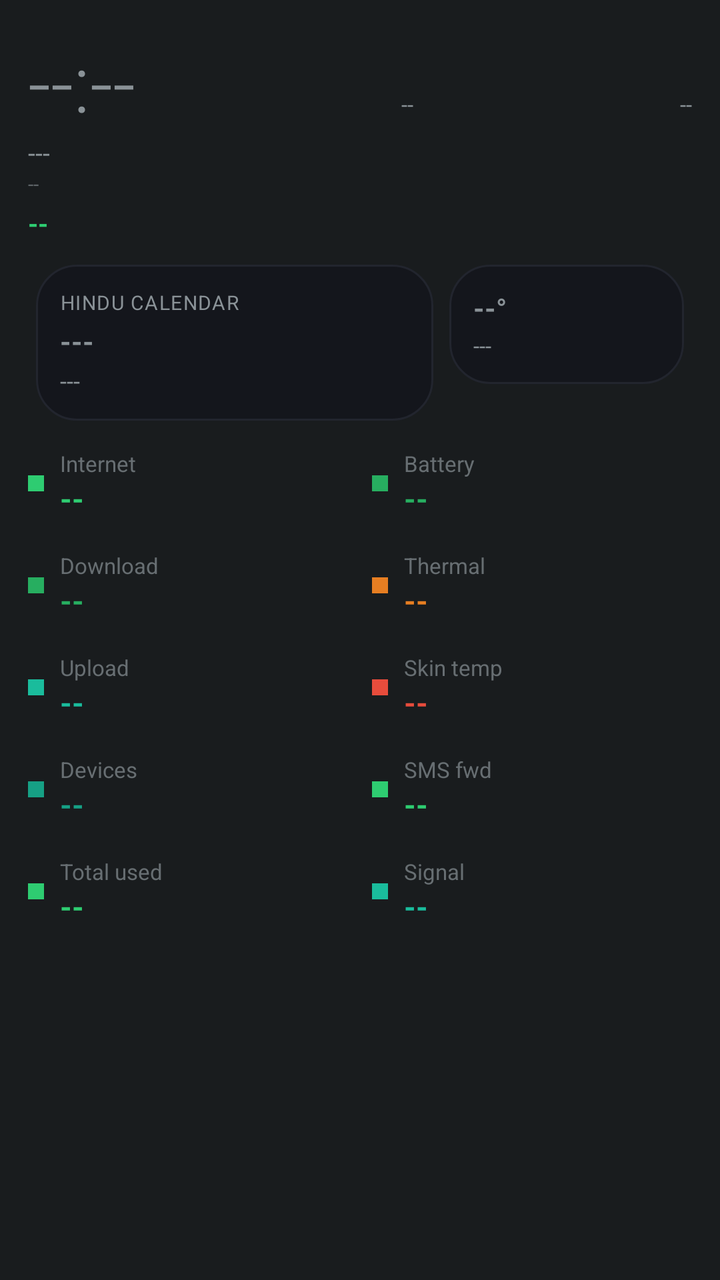
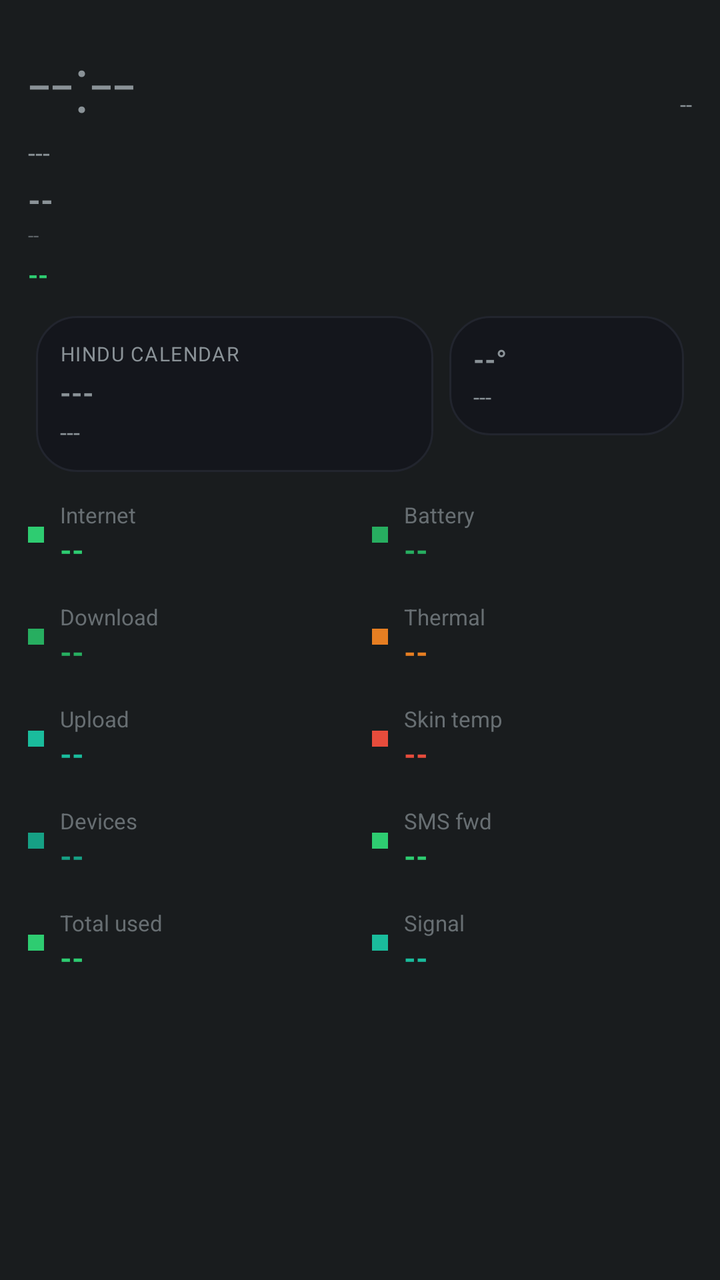

Compare the two renders of this Android layout. The source of the first and the diff that turns it into the second are given below.
<!-- AndroidManifest.xml: application theme android:Theme.DeviceDefault.NoActionBar -->
<!-- res/layout/aod_layout_nature_green.xml -->
<?xml version="1.0" encoding="utf-8"?>
<LinearLayout xmlns:android="http://schemas.android.com/apk/res/android"
    android:id="@+id/bg_root"
    android:layout_width="match_parent"
    android:layout_height="match_parent"
    android:orientation="vertical"
    android:padding="14dp">

    <LinearLayout
        android:layout_width="match_parent"
        android:layout_height="wrap_content"
        android:orientation="horizontal">

        <TextView
            android:id="@+id/clock"
            android:layout_width="wrap_content"
            android:layout_height="wrap_content"
            android:textSize="40sp"
            android:fontFamily="sans-serif-light"
            android:text="--:--" />

        <TextView
            android:id="@+id/net_type_badge"
            android:layout_width="0dp"
            android:layout_height="wrap_content"
            android:layout_weight="1"
            android:layout_gravity="top"
            android:gravity="end"
            android:textSize="11sp"
            android:text="--" />

        <TextView
            android:id="@+id/akd_badge"
            android:layout_width="0dp"
            android:layout_height="wrap_content"
            android:layout_weight="1"
            android:layout_gravity="top"
            android:gravity="end"
            android:textSize="11sp"
            android:text="--" />
    </LinearLayout>

    <TextView
        android:id="@+id/date"
        android:layout_width="wrap_content"
        android:layout_height="wrap_content"
        android:textSize="13sp"
        android:text="---" />

    <TextView
        android:id="@+id/perf_badge"
        android:layout_width="wrap_content"
        android:layout_height="wrap_content"
        android:textSize="10sp"
        android:alpha="0.6"
        android:text="--" />

    <TextView
        android:id="@+id/health_badge"
        android:layout_width="wrap_content"
        android:layout_height="wrap_content"
        android:layout_marginTop="4dp"
        android:textAllCaps="true"
        android:textStyle="bold"
        android:textSize="13sp"
        android:textColor="#2ecc71"
        android:text="--" />

    <TextView
        android:id="@+id/muhurat_badge"
        android:layout_width="wrap_content"
        android:layout_height="wrap_content"
        android:textSize="11sp"
        android:textStyle="bold"
        android:visibility="gone"
        android:text="--" />

    <LinearLayout
        android:layout_width="match_parent"
        android:layout_height="wrap_content"
        android:orientation="horizontal"
        android:layout_marginTop="8dp">

        <LinearLayout
            android:id="@+id/panchang_card"
            android:layout_width="0dp"
            android:layout_height="wrap_content"
            android:layout_weight="1.7"
            android:layout_margin="4dp"
            android:background="@drawable/bg_card"
            android:orientation="vertical"
            android:gravity="center_vertical"
            android:padding="12dp">

            <TextView
                android:id="@+id/panchang_header"
                android:layout_width="wrap_content"
                android:layout_height="wrap_content"
                android:textSize="10sp"
                android:textAllCaps="true"
                android:letterSpacing="0.05"
                android:text="Hindu calendar" />

            <TextView
                android:id="@+id/panchang_tithi"
                android:layout_width="match_parent"
                android:layout_height="wrap_content"
                android:layout_marginTop="3dp"
                android:textStyle="bold"
                android:maxLines="1"
                android:autoSizeTextType="uniform"
                android:autoSizeMinTextSize="13sp"
                android:autoSizeMaxTextSize="18sp"
                android:text="---" />

            <TextView
                android:id="@+id/panchang_nakshatra"
                android:layout_width="match_parent"
                android:layout_height="wrap_content"
                android:layout_marginTop="2dp"
                android:textSize="12sp"
                android:maxLines="1"
                android:ellipsize="end"
                android:text="---" />
        </LinearLayout>

        <LinearLayout
            android:id="@+id/weather_card"
            android:layout_width="0dp"
            android:layout_height="wrap_content"
            android:layout_weight="1"
            android:layout_margin="4dp"
            android:background="@drawable/bg_card"
            android:orientation="vertical"
            android:gravity="center_vertical"
            android:padding="12dp">

            <TextView
                android:id="@+id/weather_temp"
                android:layout_width="match_parent"
                android:layout_height="wrap_content"
                android:textStyle="bold"
                android:maxLines="1"
                android:autoSizeTextType="uniform"
                android:autoSizeMinTextSize="14sp"
                android:autoSizeMaxTextSize="20sp"
                android:text="--°" />

            <TextView
                android:id="@+id/weather_condition"
                android:layout_width="match_parent"
                android:layout_height="wrap_content"
                android:layout_marginTop="2dp"
                android:textSize="11sp"
                android:maxLines="2"
                android:text="---" />
        </LinearLayout>
    </LinearLayout>

    
    <LinearLayout
        android:layout_width="match_parent"
        android:layout_height="wrap_content"
        android:orientation="horizontal"
        android:layout_marginTop="10dp">

        <LinearLayout android:layout_width="0dp" android:layout_height="wrap_content" android:layout_weight="1" android:orientation="vertical" android:layout_marginEnd="6dp">
            <LinearLayout android:id="@+id/row8" android:layout_width="match_parent" android:layout_height="wrap_content" android:orientation="horizontal" android:gravity="center_vertical" android:layout_marginBottom="16dp">
                <View android:layout_width="8dp" android:layout_height="8dp" android:layout_marginEnd="8dp" android:background="#2ecc71" />
                <LinearLayout android:layout_width="0dp" android:layout_height="wrap_content" android:layout_weight="1" android:orientation="vertical">
                    <TextView android:id="@+id/stat_label" android:layout_width="wrap_content" android:layout_height="wrap_content" android:textSize="11sp" android:alpha="0.7" android:text="Internet" />
                    <TextView android:id="@+id/stat_value" android:layout_width="wrap_content" android:layout_height="wrap_content" android:textStyle="bold" android:textSize="15sp" android:textColor="#2ecc71" android:text="--" />
                </LinearLayout>
            </LinearLayout>
            <LinearLayout android:id="@+id/row0" android:layout_width="match_parent" android:layout_height="wrap_content" android:orientation="horizontal" android:gravity="center_vertical" android:layout_marginBottom="16dp">
                <View android:layout_width="8dp" android:layout_height="8dp" android:layout_marginEnd="8dp" android:background="#27ae60" />
                <LinearLayout android:layout_width="0dp" android:layout_height="wrap_content" android:layout_weight="1" android:orientation="vertical">
                    <TextView android:id="@+id/stat_label" android:layout_width="wrap_content" android:layout_height="wrap_content" android:textSize="11sp" android:alpha="0.7" android:text="Download" />
                    <TextView android:id="@+id/stat_value" android:layout_width="wrap_content" android:layout_height="wrap_content" android:textStyle="bold" android:textSize="15sp" android:textColor="#27ae60" android:text="--" />
                </LinearLayout>
            </LinearLayout>
            <LinearLayout android:id="@+id/row1" android:layout_width="match_parent" android:layout_height="wrap_content" android:orientation="horizontal" android:gravity="center_vertical" android:layout_marginBottom="16dp">
                <View android:layout_width="8dp" android:layout_height="8dp" android:layout_marginEnd="8dp" android:background="#1abc9c" />
                <LinearLayout android:layout_width="0dp" android:layout_height="wrap_content" android:layout_weight="1" android:orientation="vertical">
                    <TextView android:id="@+id/stat_label" android:layout_width="wrap_content" android:layout_height="wrap_content" android:textSize="11sp" android:alpha="0.7" android:text="Upload" />
                    <TextView android:id="@+id/stat_value" android:layout_width="wrap_content" android:layout_height="wrap_content" android:textStyle="bold" android:textSize="15sp" android:textColor="#1abc9c" android:text="--" />
                </LinearLayout>
            </LinearLayout>
            <LinearLayout android:id="@+id/row2" android:layout_width="match_parent" android:layout_height="wrap_content" android:orientation="horizontal" android:gravity="center_vertical" android:layout_marginBottom="16dp">
                <View android:layout_width="8dp" android:layout_height="8dp" android:layout_marginEnd="8dp" android:background="#16a085" />
                <LinearLayout android:layout_width="0dp" android:layout_height="wrap_content" android:layout_weight="1" android:orientation="vertical">
                    <TextView android:id="@+id/stat_label" android:layout_width="wrap_content" android:layout_height="wrap_content" android:textSize="11sp" android:alpha="0.7" android:text="Devices" />
                    <TextView android:id="@+id/stat_value" android:layout_width="wrap_content" android:layout_height="wrap_content" android:textStyle="bold" android:textSize="15sp" android:textColor="#16a085" android:text="--" />
                </LinearLayout>
            </LinearLayout>
            <LinearLayout android:id="@+id/row3" android:layout_width="match_parent" android:layout_height="wrap_content" android:orientation="horizontal" android:gravity="center_vertical" android:layout_marginBottom="16dp">
                <View android:layout_width="8dp" android:layout_height="8dp" android:layout_marginEnd="8dp" android:background="#2ecc71" />
                <LinearLayout android:layout_width="0dp" android:layout_height="wrap_content" android:layout_weight="1" android:orientation="vertical">
                    <TextView android:id="@+id/stat_label" android:layout_width="wrap_content" android:layout_height="wrap_content" android:textSize="11sp" android:alpha="0.7" android:text="Total used" />
                    <TextView android:id="@+id/stat_value" android:layout_width="wrap_content" android:layout_height="wrap_content" android:textStyle="bold" android:textSize="15sp" android:textColor="#2ecc71" android:text="--" />
                </LinearLayout>
            </LinearLayout>
        </LinearLayout>

        <LinearLayout android:layout_width="0dp" android:layout_height="wrap_content" android:layout_weight="1" android:orientation="vertical" android:layout_marginStart="6dp">
            <LinearLayout android:id="@+id/row4" android:layout_width="match_parent" android:layout_height="wrap_content" android:orientation="horizontal" android:gravity="center_vertical" android:layout_marginBottom="16dp">
                <View android:layout_width="8dp" android:layout_height="8dp" android:layout_marginEnd="8dp" android:background="#27ae60" />
                <LinearLayout android:layout_width="0dp" android:layout_height="wrap_content" android:layout_weight="1" android:orientation="vertical">
                    <TextView android:id="@+id/stat_label" android:layout_width="wrap_content" android:layout_height="wrap_content" android:textSize="11sp" android:alpha="0.7" android:text="Battery" />
                    <TextView android:id="@+id/stat_value" android:layout_width="wrap_content" android:layout_height="wrap_content" android:textStyle="bold" android:textSize="15sp" android:textColor="#27ae60" android:text="--" />
                </LinearLayout>
            </LinearLayout>
            <LinearLayout android:id="@+id/row5" android:layout_width="match_parent" android:layout_height="wrap_content" android:orientation="horizontal" android:gravity="center_vertical" android:layout_marginBottom="16dp">
                <View android:layout_width="8dp" android:layout_height="8dp" android:layout_marginEnd="8dp" android:background="#e67e22" />
                <LinearLayout android:layout_width="0dp" android:layout_height="wrap_content" android:layout_weight="1" android:orientation="vertical">
                    <TextView android:id="@+id/stat_label" android:layout_width="wrap_content" android:layout_height="wrap_content" android:textSize="11sp" android:alpha="0.7" android:text="Thermal" />
                    <TextView android:id="@+id/stat_value" android:layout_width="wrap_content" android:layout_height="wrap_content" android:textStyle="bold" android:textSize="15sp" android:textColor="#e67e22" android:text="--" />
                </LinearLayout>
            </LinearLayout>
            <LinearLayout android:id="@+id/row6" android:layout_width="match_parent" android:layout_height="wrap_content" android:orientation="horizontal" android:gravity="center_vertical" android:layout_marginBottom="16dp">
                <View android:layout_width="8dp" android:layout_height="8dp" android:layout_marginEnd="8dp" android:background="#e74c3c" />
                <LinearLayout android:layout_width="0dp" android:layout_height="wrap_content" android:layout_weight="1" android:orientation="vertical">
                    <TextView android:id="@+id/stat_label" android:layout_width="wrap_content" android:layout_height="wrap_content" android:textSize="11sp" android:alpha="0.7" android:text="Skin temp" />
                    <TextView android:id="@+id/stat_value" android:layout_width="wrap_content" android:layout_height="wrap_content" android:textStyle="bold" android:textSize="15sp" android:textColor="#e74c3c" android:text="--" />
                </LinearLayout>
            </LinearLayout>
            <LinearLayout android:id="@+id/row7" android:layout_width="match_parent" android:layout_height="wrap_content" android:orientation="horizontal" android:gravity="center_vertical" android:layout_marginBottom="16dp">
                <View android:layout_width="8dp" android:layout_height="8dp" android:layout_marginEnd="8dp" android:background="#2ecc71" />
                <LinearLayout android:layout_width="0dp" android:layout_height="wrap_content" android:layout_weight="1" android:orientation="vertical">
                    <TextView android:id="@+id/stat_label" android:layout_width="wrap_content" android:layout_height="wrap_content" android:textSize="11sp" android:alpha="0.7" android:text="SMS fwd" />
                    <TextView android:id="@+id/stat_value" android:layout_width="wrap_content" android:layout_height="wrap_content" android:textStyle="bold" android:textSize="15sp" android:textColor="#2ecc71" android:text="--" />
                </LinearLayout>
            </LinearLayout>
            <LinearLayout android:id="@+id/row9" android:layout_width="match_parent" android:layout_height="wrap_content" android:orientation="horizontal" android:gravity="center_vertical" android:layout_marginBottom="16dp">
                <View android:layout_width="8dp" android:layout_height="8dp" android:layout_marginEnd="8dp" android:background="#1abc9c" />
                <LinearLayout android:layout_width="0dp" android:layout_height="wrap_content" android:layout_weight="1" android:orientation="vertical">
                    <TextView android:id="@+id/stat_label" android:layout_width="wrap_content" android:layout_height="wrap_content" android:textSize="11sp" android:alpha="0.7" android:text="Signal" />
                    <TextView android:id="@+id/stat_value" android:layout_width="wrap_content" android:layout_height="wrap_content" android:textStyle="bold" android:textSize="15sp" android:textColor="#1abc9c" android:text="--" />
                </LinearLayout>
            </LinearLayout>
        </LinearLayout>
    </LinearLayout>

</LinearLayout>
<!-- resources referenced by this layout -->
<resources>
  <!-- drawable bg_card (drawable) -->
  <?xml version="1.0" encoding="utf-8"?>
  <shape xmlns:android="http://schemas.android.com/apk/res/android">
      <solid android:color="#14161C" />
      <corners android:radius="20dp" />
      <stroke android:width="1dp" android:color="#22252E" />
  </shape>
</resources>

<!-- the commit's change to res/layout/aod_layout_nature_green.xml (unified diff, before → after) -->
@@ -29,16 +29,7 @@
             android:textSize="11sp"
             android:text="--" />
 
-        <TextView
-            android:id="@+id/akd_badge"
-            android:layout_width="0dp"
-            android:layout_height="wrap_content"
-            android:layout_weight="1"
-            android:layout_gravity="top"
-            android:gravity="end"
-            android:textSize="11sp"
-            android:text="--" />
-    </LinearLayout>
+        </LinearLayout>
 
     <TextView
         android:id="@+id/date"
@@ -46,6 +37,7 @@
         android:layout_height="wrap_content"
         android:textSize="13sp"
         android:text="---" />
+<TextView android:id="@+id/akd_badge" android:layout_width="wrap_content" android:layout_height="wrap_content" android:layout_marginTop="4dp" android:textSize="16sp" android:textStyle="bold" android:text="--" />
 
     <TextView
         android:id="@+id/perf_badge"
